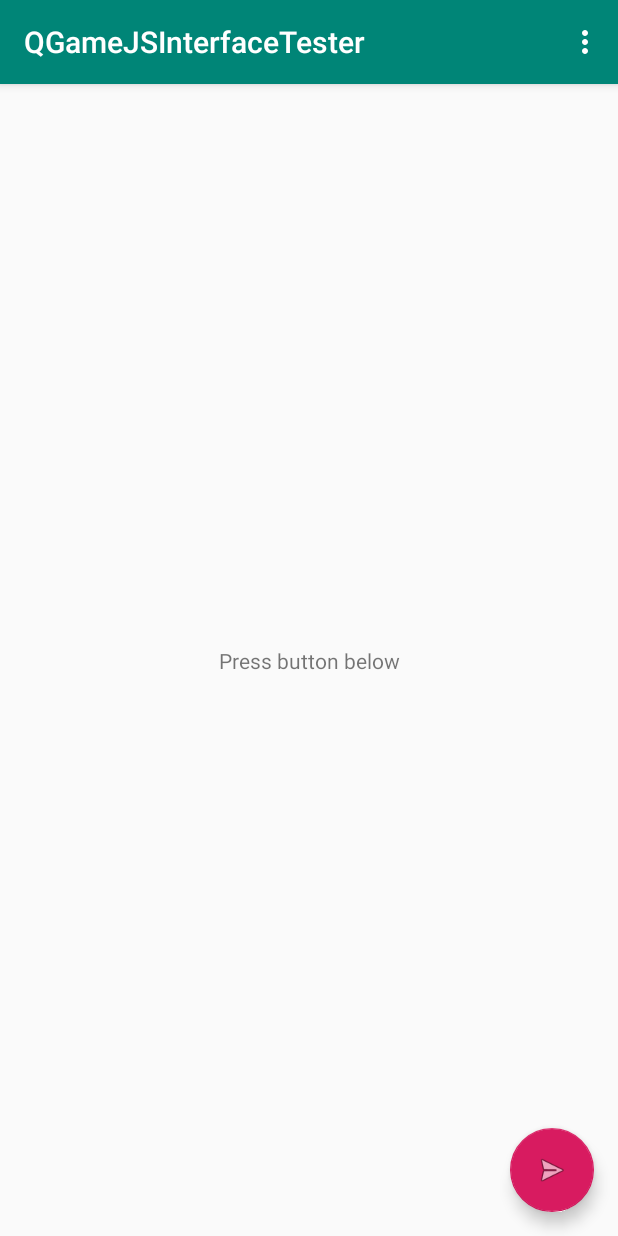
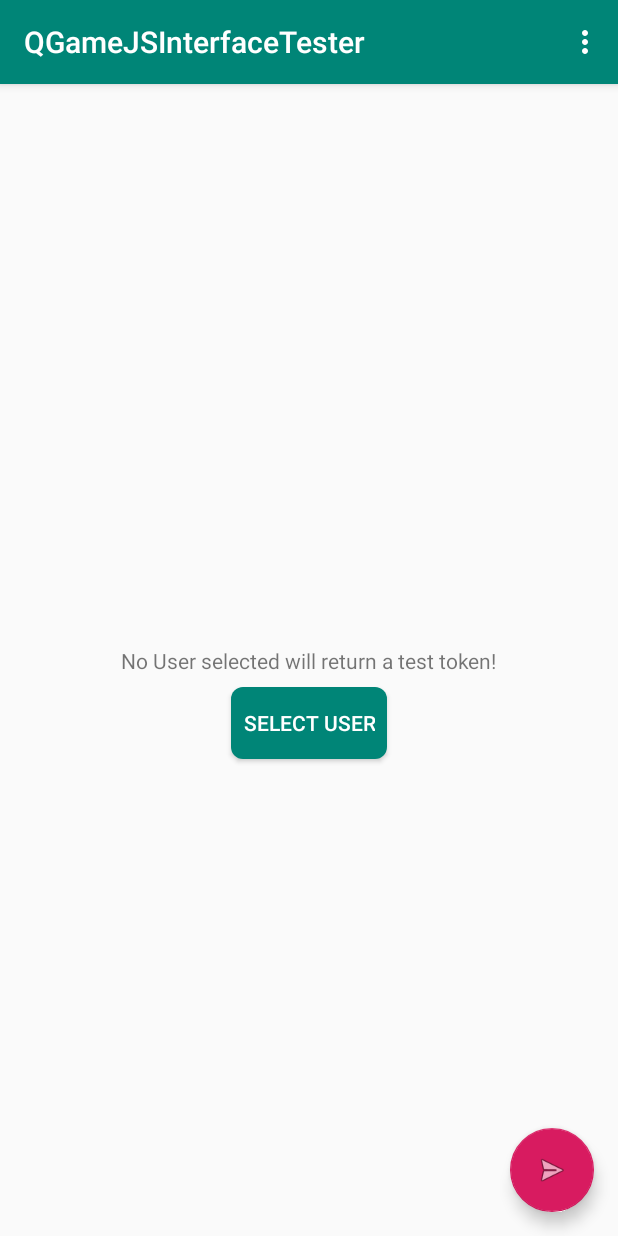
Before and after one commit to quiph/QGamesJSInterfaceTester, an Android app: the screen it shows after launch (MainActivity), on a phone screen of 412 x 824 dp. Run offline under Robolectric (Android 15) with nearby library versions, the phone set to English and light mode, and no system bars; libraries missing offline, so code that uses them is left out: com.afollestad.materialdialogs.

Commit message:
* [f] Adding test user tokens and storing them in preferences * [r] Updating README.md

```diff
--- a/app/build.gradle
+++ b/app/build.gradle
@@ -8,10 +8,10 @@ android {
     compileSdkVersion 28
     defaultConfig {
         applicationId "io.qtalk.qgamejsinterfacetester"
-        minSdkVersion 16
+        minSdkVersion 19
         targetSdkVersion 28
-        versionCode 1
-        versionName "1.0"
+        versionCode 2
+        versionName "1.1"
         testInstrumentationRunner "androidx.test.runner.AndroidJUnitRunner"
     }
     buildTypes {
--- /dev/null
+++ b/app/src/main/java/io/qtalk/qgamejsinterfacetester/helpers/PreferenceManager.kt
@@ -0,0 +1,21 @@
+package io.qtalk.qgamejsinterfacetester.helpers
+
+import android.content.Context
+
+object PreferenceManager {
+
+    private const val PREFERENCE_FILE_NAME = "QJSTesterPrefs"
+
+    const val KEY_SELECTED_USER = "selected_user"
+
+    fun getString(context: Context, key: String): String? {
+        return getSharedPreferences(context).getString(key, null)
+    }
+
+    fun writeString(context: Context, key: String, value: String){
+        getSharedPreferences(context).edit().putString(key, value).apply()
+    }
+
+    private fun getSharedPreferences(context: Context) =
+        context.getSharedPreferences(PREFERENCE_FILE_NAME, Context.MODE_PRIVATE)
+}
--- /dev/null
+++ b/app/src/main/res/drawable/custom_bg_8dp_primary.xml
@@ -0,0 +1,5 @@
+<?xml version="1.0" encoding="utf-8"?>
+<shape xmlns:android="http://schemas.android.com/apk/res/android">
+    <solid android:color="@color/colorPrimary"/>
+    <corners android:radius="8dp"/>
+</shape>
--- a/app/src/main/res/layout/content_main.xml
+++ b/app/src/main/res/layout/content_main.xml
@@ -13,9 +13,22 @@
             android:layout_width="wrap_content"
             android:layout_height="wrap_content"
             android:text="Press button below"
+            android:id="@+id/mainText"
             app:layout_constraintBottom_toBottomOf="parent"
             app:layout_constraintLeft_toLeftOf="parent"
             app:layout_constraintRight_toRightOf="parent"
             app:layout_constraintTop_toTopOf="parent"/>
 
+    <androidx.appcompat.widget.AppCompatButton android:layout_width="wrap_content"
+                                               android:layout_height="wrap_content"
+                                               app:layout_constraintStart_toStartOf="parent"
+                                               app:layout_constraintTop_toBottomOf="@id/mainText"
+                                               app:layout_constraintEnd_toEndOf="parent"
+                                               android:layout_marginTop="8dp"
+                                               android:text="Select User"
+                                               android:id="@+id/selectUserButton"
+                                               android:padding="8dp"
+                                               android:textColor="@android:color/white"
+                                               android:background="@drawable/custom_bg_8dp_primary"
+    />
 </androidx.constraintlayout.widget.ConstraintLayout>
```
Also changed, not shown: app/src/main/java/io/qtalk/qgamejsinterfacetester/MainActivity.kt (+61 -0 lines), app/src/main/java/io/qtalk/qgamejsinterfacetester/WebViewFragment.kt (+7 -3 lines), app/src/main/java/io/qtalk/qgamejsinterfacetester/helpers/QTalkTestUsers.kt (added, +7 -0 lines), 2 other files.
